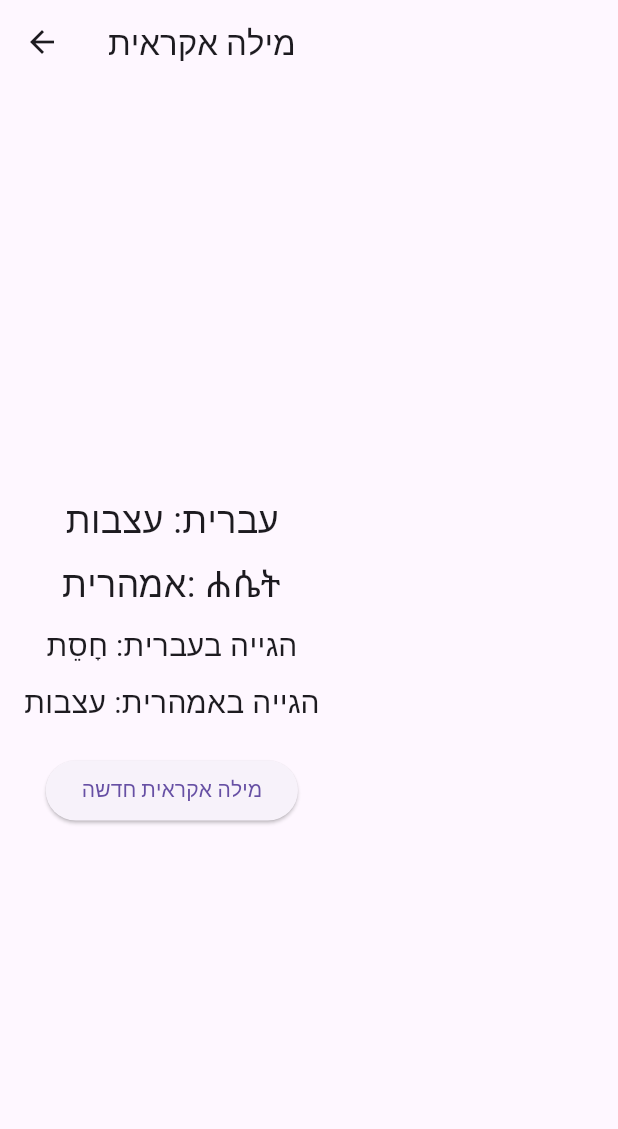
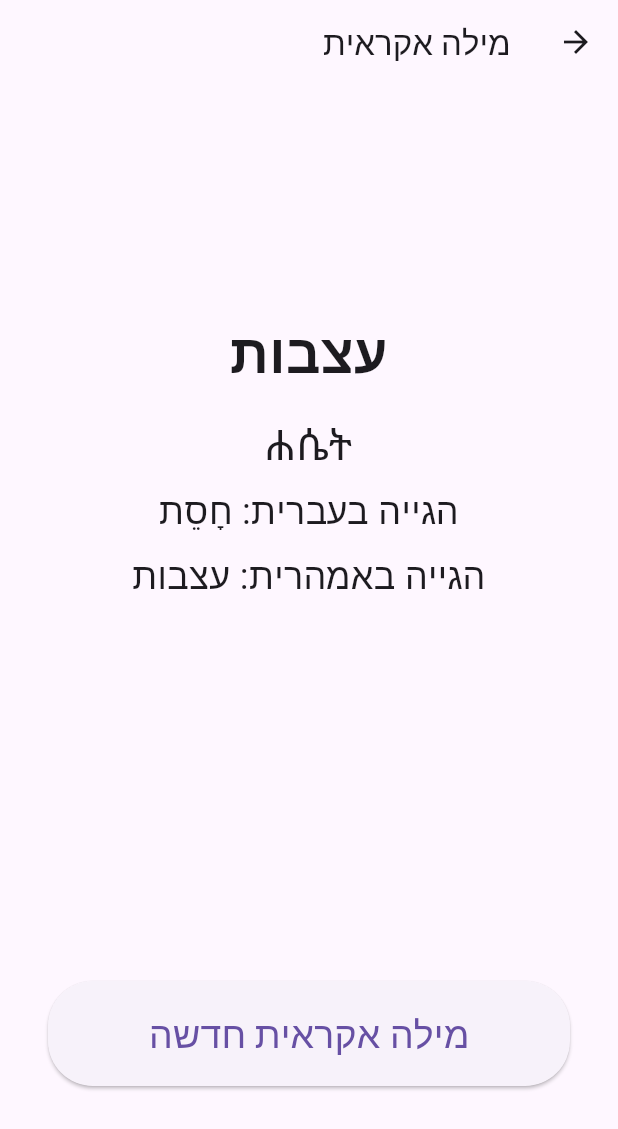
Before and after one commit to orianFrd/Amaric, a Flutter app: the screen it shows after launch, after a tap on "מילה אקראית", on a phone screen of 412 x 824 dp. Shown: the top 1129 px of the screen. Run offline on Flutter 3.47's test engine with Material 3 defaults, Android fonts, the phone set to English and light mode, and no system bars.

Commit message:
Change the app to work - LTR Fix random word screen

```diff
--- a/lib/main.dart
+++ b/lib/main.dart
@@ -44,7 +44,16 @@ class _MyAppState extends State<MyApp> {
     }
     return MaterialApp(
       title: 'Amharic Translator',
-      theme: ThemeData(primarySwatch: Colors.blue),
+      theme: ThemeData(
+        primarySwatch: Colors.blue,
+      ),
+      // כאן הוספנו את התמיכה ב-RTL
+      builder: (context, child) {
+        return Directionality(
+          textDirection: TextDirection.rtl,
+          child: child!,
+        );
+      },
       home: HomePage(wordService: wordService),
     );
   }
--- a/lib/screens/random_word_screen.dart
+++ b/lib/screens/random_word_screen.dart
@@ -34,26 +34,60 @@ class _RandomWordScreenState extends State<RandomWordScreen> {
       appBar: AppBar(title: Text('מילה אקראית')),
       body: _randomWord == null
           ? Center(child: CircularProgressIndicator())
-          : Padding(
-        padding: const EdgeInsets.all(16.0),
-        child: Column(
+          : Column(
         mainAxisAlignment: MainAxisAlignment.center,
         children: [
-            Text('עברית: ${_randomWord!.hebrew}', style: TextStyle(fontSize: 24)),
+          Expanded(
+            child: Center(
+              child: Column(
+                mainAxisSize: MainAxisSize.min,
+                children: [
+                  Text(
+                    _randomWord!.hebrew,
+                    style: TextStyle(fontSize: 36, fontWeight: FontWeight.bold),
+                    textAlign: TextAlign.center,
+                  ),
+                  SizedBox(height: 16),
+                  Text(
+                    _randomWord!.amharic,
+                    style: TextStyle(fontSize: 28),
+                    textAlign: TextAlign.center,
+                  ),
                   SizedBox(height: 8),
-            Text('אמהרית: ${_randomWord!.amharic}', style: TextStyle(fontSize: 24)),
+                  Text(
+                    'הגייה בעברית: ${_randomWord!.hebrewPronunciation}',
+                    style: TextStyle(fontSize: 24),
+                    textAlign: TextAlign.center,
+                  ),
                   SizedBox(height: 8),
-            Text('הגייה בעברית: ${_randomWord!.hebrewPronunciation}', style: TextStyle(fontSize: 20)),
-            SizedBox(height: 8),
-            Text('הגייה באמהרית: ${_randomWord!.amharicPronunciation}', style: TextStyle(fontSize: 20)),
-            SizedBox(height: 20),
-            ElevatedButton(
-              onPressed: _getRandomWord,
-              child: Text('מילה אקראית חדשה'),
+                  Text(
+                    'הגייה באמהרית: ${_randomWord!.amharicPronunciation}',
+                    style: TextStyle(fontSize: 24),
+                    textAlign: TextAlign.center,
                   ),
                 ],
               ),
             ),
+          ),
+          Padding(
+            padding: const EdgeInsets.symmetric(horizontal: 32.0, vertical: 100.0),
+            child: SizedBox(
+              width: double.infinity,
+              height: 70,
+              child: ElevatedButton(
+                onPressed: _getRandomWord,
+                style: ElevatedButton.styleFrom(
+                  shape: RoundedRectangleBorder(
+                    borderRadius: BorderRadius.circular(30), // פינות עגולות יותר
+                  ),
+                  padding: EdgeInsets.symmetric(vertical: 16),
+                ),
+                child: Text('מילה אקראית חדשה', style: TextStyle(fontSize: 25)),
+              ),
+            ),
+          ),
+        ],
+      ),
     );
   }
 }
```
Lines whose indentation alone changed are shown as unchanged.
